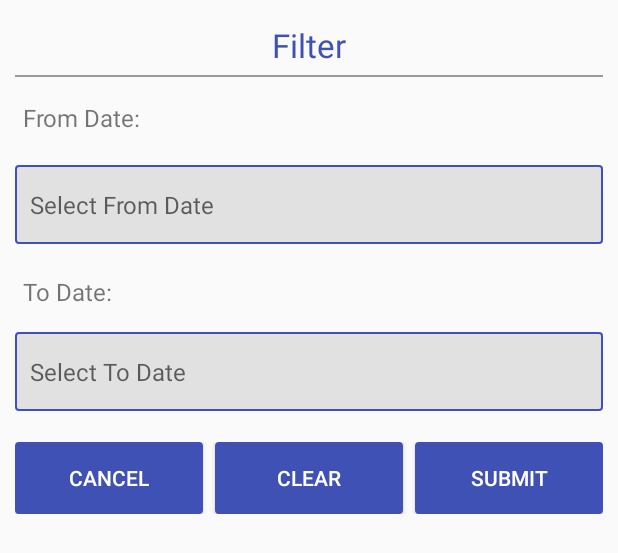
After one commit to craftbox2245/RetrofitDemo, an Android app: the layout dialog_filter.xml on its own in the app's theme, with its tools: preview values and no code run, on a phone screen of 412 x 824 dp. The commit adds this screen. Shown: the top 553 px of the screen. Run offline under Robolectric (Android 15) with nearby library versions, the phone set to English and light mode, and no system bars.

Commit message:
update
update

```diff
--- /dev/null
+++ b/app/src/main/res/layout/dialog_filter.xml
@@ -0,0 +1,140 @@
+<?xml version="1.0" encoding="utf-8"?>
+<LinearLayout xmlns:android="http://schemas.android.com/apk/res/android"
+    android:layout_width="match_parent"
+    android:layout_height="wrap_content"
+    android:gravity="center"
+    android:orientation="vertical">
+
+    <LinearLayout
+        android:layout_width="match_parent"
+        android:layout_height="wrap_content"
+        android:layout_marginBottom="10dp"
+        android:layout_marginLeft="10dp"
+        android:layout_marginRight="10dp"
+        android:layout_marginTop="15dp"
+        android:orientation="vertical">
+
+        <LinearLayout
+            android:layout_width="match_parent"
+            android:layout_height="wrap_content"
+            android:orientation="vertical">
+
+            <LinearLayout
+                android:layout_width="match_parent"
+                android:layout_height="wrap_content"
+                android:gravity="right"
+                android:orientation="horizontal">
+
+                <TextView
+                    android:layout_width="match_parent"
+                    android:layout_height="match_parent"
+                    android:layout_weight="1"
+                    android:gravity="center"
+                    android:text="Filter"
+                    android:textColor="@color/colorPrimary"
+                    android:textSize="22dp" />
+
+            </LinearLayout>
+
+            <View
+                android:layout_width="match_parent"
+                android:layout_height="1dp"
+                android:layout_marginTop="5dp"
+                android:layout_marginBottom="5dp"
+                android:background="#999" />
+
+            <TextView
+                android:layout_width="match_parent"
+                android:layout_height="wrap_content"
+                android:layout_marginBottom="5dp"
+                android:layout_marginTop="5dp"
+                android:padding="5dp"
+                android:text="From Date:"
+                android:textSize="16dp" />
+
+            <TextView
+                android:id="@+id/fromdate"
+                android:layout_width="match_parent"
+                android:layout_height="wrap_content"
+                android:layout_marginBottom="10dp"
+                android:layout_marginTop="10dp"
+                android:background="@drawable/edittextview_background"
+                android:hint="Select From Date"
+                android:paddingBottom="15dp"
+                android:paddingLeft="10dp"
+                android:paddingRight="10dp"
+                android:paddingTop="15dp"
+                android:textSize="16sp" />
+
+        </LinearLayout>
+
+        <LinearLayout
+            android:layout_width="match_parent"
+            android:layout_height="wrap_content"
+            android:orientation="vertical">
+
+            <TextView
+                android:layout_width="match_parent"
+                android:layout_height="wrap_content"
+                android:layout_marginBottom="5dp"
+                android:layout_marginTop="5dp"
+                android:padding="5dp"
+                android:text="To Date:"
+                android:textSize="16dp" />
+
+            <TextView
+                android:id="@+id/todate"
+                android:layout_width="match_parent"
+                android:layout_height="wrap_content"
+                android:layout_marginBottom="5dp"
+                android:layout_marginTop="5dp"
+                android:background="@drawable/edittextview_background"
+                android:hint="Select To Date"
+                android:paddingBottom="15dp"
+                android:paddingLeft="10dp"
+                android:paddingRight="10dp"
+                android:paddingTop="15dp"
+                android:textSize="16sp" />
+
+        </LinearLayout>
+
+        <LinearLayout
+            android:layout_width="match_parent"
+            android:layout_height="wrap_content"
+            android:layout_marginTop="15dp"
+            android:layout_marginBottom="15dp"
+            android:orientation="horizontal">
+
+            <Button
+                android:id="@+id/cancel"
+                android:layout_width="0dp"
+                android:layout_height="wrap_content"
+                android:layout_weight="1"
+                android:background="@drawable/buttion_login_background"
+                android:text="Cancel"
+                android:textColor="@color/white" />
+
+            <Button
+                android:id="@+id/clear"
+                android:layout_width="0dp"
+                android:layout_height="wrap_content"
+                android:layout_weight="1"
+                android:layout_marginLeft="8dp"
+                android:layout_marginRight="8dp"
+                android:background="@drawable/buttion_login_background"
+                android:text="Clear"
+                android:textColor="@color/white" />
+
+            <Button
+                android:id="@+id/submit"
+                android:layout_width="0dp"
+                android:layout_height="wrap_content"
+                android:layout_weight="1"
+                android:background="@drawable/buttion_login_background"
+                android:text="submit"
+                android:textColor="@color/white" />
+
+        </LinearLayout>
+    </LinearLayout>
+
+</LinearLayout>
--- a/app/src/main/res/values/styles.xml
+++ b/app/src/main/res/values/styles.xml
@@ -20,4 +20,8 @@
         <item name="android:textSize">16sp</item>
     </style>
 
+    <style name="DatePickerDialogTheme" parent="Theme.AppCompat.Light.Dialog">
+        <item name="colorAccent">@color/colorPrimary</item>
+    </style>
+
 </resources>
```
Also changed, not shown: app/src/main/java/com/retrofitdemo/LoginActivity.java (+20 -12 lines), app/src/main/java/com/retrofitdemo/custom/CustomDatePicker.java (added, +87 -0 lines), app/src/main/java/com/retrofitdemo/custom/DividerItemDecoration.java (added, +41 -0 lines), app/src/main/java/com/retrofitdemo/dialog/DateFilterDialog.java (added, +167 -0 lines), app/src/main/res/drawable/line_divider.xml (added, +10 -0 lines).
